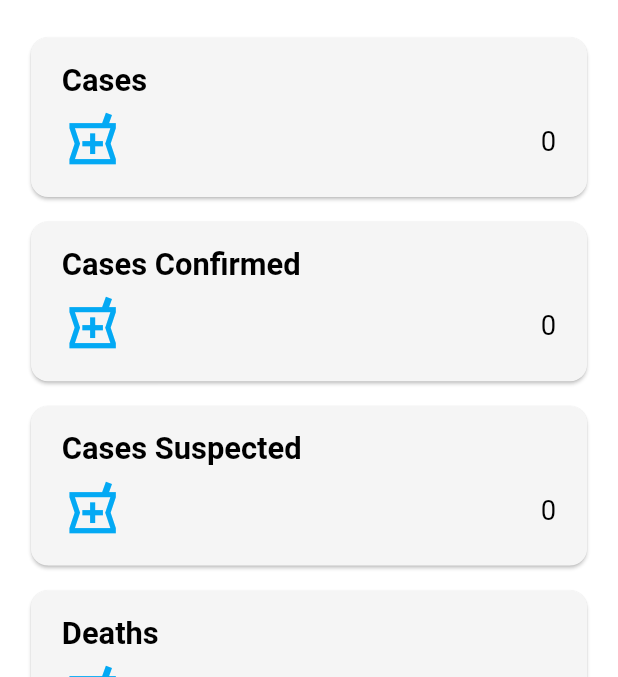
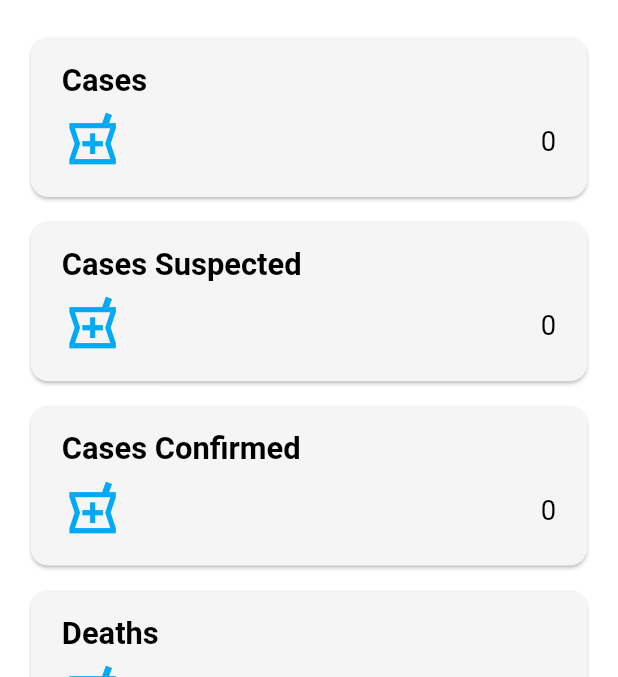
Before and after one commit to anibalventura/covid-19-tracker, a Flutter app: the screen it shows after launch, on a phone screen of 412 x 824 dp, the part 59-736 px from its top. Run offline on Flutter 3.47's test engine with Material 2 defaults, Android fonts, the light colour scheme and no system bars; our stand-ins replace flutter_screenutil, google_fonts; network calls fail.

Commit message:
- Add refresh indicator. - Refactor dashboard screen to use data repository. - Refactor data repository. - Refactor info card.

```diff
--- /dev/null
+++ b/lib/repositories/endpoints_data.dart
@@ -0,0 +1,12 @@
+import 'package:covid_19_app/services/api.dart';
+
+class EndpointsData {
+  EndpointsData({required this.values});
+  final Map<Endpoint, int> values;
+
+  int? get cases => values[Endpoint.cases];
+  int? get casesSuspected => values[Endpoint.casesSuspected];
+  int? get casesConfirmed => values[Endpoint.casesConfirmed];
+  int? get deaths => values[Endpoint.deaths];
+  int? get recovered => values[Endpoint.recovered];
+}
--- a/lib/screens/dashboard_screen.dart
+++ b/lib/screens/dashboard_screen.dart
@@ -1,6 +1,6 @@
 import 'package:covid_19_app/repositories/data_repository.dart';
+import 'package:covid_19_app/repositories/endpoints_data.dart';
 import 'package:covid_19_app/services/api.dart';
-import 'package:covid_19_app/services/api_services.dart';
 import 'package:covid_19_app/utils/localizations.dart';
 import 'package:covid_19_app/utils/utils.dart';
 import 'package:covid_19_app/widgets/info_card.dart';
@@ -15,50 +15,21 @@ class DashboardScreen extends StatefulWidget {
 }
 
 class _DashboardScreenState extends State<DashboardScreen> {
-  int? _cases;
-  int? _casesSuspected;
-  int? _casesConfirmed;
-  int? _deaths;
-  int? _recovered;
+  EndpointsData? _endpointsData;
+
+  Future<void> _updateData() async {
+    final dataRepository = Provider.of<DataRepository>(context, listen: false);
+    final endpointsData = await dataRepository.getAllEndpointsData();
+
+    setState(() {
+      _endpointsData = endpointsData;
+    });
+  }
 
   @override
   void initState() {
     super.initState();
-    _updateCases();
-  }
-
-  void _updateCases() async {
-    final apiService = APIService(API.sandbox());
-    final accessToken = await apiService.getAccessToken();
-
-    final cases = await apiService.getEndpointData(
-      accessToken: accessToken,
-      endpoint: Endpoint.cases,
-    );
-    final casesSuspected = await apiService.getEndpointData(
-      accessToken: accessToken,
-      endpoint: Endpoint.casesSuspected,
-    );
-    final casesConfirmed = await apiService.getEndpointData(
-      accessToken: accessToken,
-      endpoint: Endpoint.casesConfirmed,
-    );
-    final deaths = await apiService.getEndpointData(
-      accessToken: accessToken,
-      endpoint: Endpoint.deaths,
-    );
-    final recovered = await apiService.getEndpointData(
-      accessToken: accessToken,
-      endpoint: Endpoint.recovered,
-    );
-
-    setState(() {
-      _cases = cases;
-      _casesSuspected = casesSuspected;
-      _casesConfirmed = casesConfirmed;
-      _deaths = deaths;
-      _recovered = recovered;
-    });
+    _updateData();
   }
 
   @override
@@ -70,29 +41,21 @@ class _DashboardScreenState extends State<DashboardScreen> {
         ),
         body: SafeArea(
           child: Center(
-            child: ListView(
-              children: [
-                InfoCard(
-                  title: translate(context, AppText.cases),
-                  value: _cases ?? 0,
-                ),
-                InfoCard(
-                  title: translate(context, AppText.casesConfirmed),
-                  value: _casesSuspected ?? 0,
-                ),
-                InfoCard(
-                  title: translate(context, AppText.casesSuspected),
-                  value: _casesConfirmed ?? 0,
-                ),
-                InfoCard(
-                  title: translate(context, AppText.deaths),
-                  value: _deaths ?? 0,
-                ),
-                InfoCard(
-                  title: translate(context, AppText.recovered),
-                  value: _recovered ?? 0,
-                ),
-              ],
+            child: RefreshIndicator(
+              color: theme(context).primaryColor,
+              backgroundColor: theme(context).scaffoldBackgroundColor,
+              onRefresh: _updateData,
+              child: ListView(
+                children: [
+                  for (var endpoint in Endpoint.values)
+                    InfoCard(
+                      endpoint: endpoint,
+                      value: _endpointsData != null
+                          ? _endpointsData!.values[endpoint]
+                          : 0,
+                    ),
+                ],
+              ),
             ),
           ),
         ),
--- a/lib/utils/themes.dart
+++ b/lib/utils/themes.dart
@@ -77,7 +77,7 @@ class Themes {
   );
 
   // Final Theme.
-  static final ThemeData darkTheme = ThemeData(
+  static final ThemeData darkTheme = ThemeData.dark().copyWith(
     primaryColor: _primaryColorDark,
     appBarTheme: _appBarTheme,
     scaffoldBackgroundColor: _darkBackgroundColor,
@@ -87,6 +87,5 @@ class Themes {
       headline1: _darkHeadline1,
       bodyText1: _darkBodyText1,
     ),
-    fontFamily: _fontFamily,
   );
 }
--- a/lib/widgets/info_card.dart
+++ b/lib/widgets/info_card.dart
@@ -1,3 +1,5 @@
+import 'package:covid_19_app/services/api.dart';
+import 'package:covid_19_app/utils/localizations.dart';
 import 'package:covid_19_app/utils/utils.dart';
 import 'package:flutter/material.dart';
 import 'package:flutter_screenutil/flutter_screenutil.dart';
@@ -5,16 +7,24 @@ import 'package:intl/intl.dart';
 
 class InfoCard extends StatelessWidget {
   const InfoCard({
-    required this.title,
+    required this.endpoint,
     required this.value,
   });
 
-  final String? title;
+  final Endpoint? endpoint;
   final int? value;
 
   @override
   Widget build(BuildContext context) {
     final nf = NumberFormat('###,###');
+
+    final Map<Endpoint, String> _titles = {
+      Endpoint.cases: translate(context, AppText.cases),
+      Endpoint.casesSuspected: translate(context, AppText.casesSuspected),
+      Endpoint.casesConfirmed: translate(context, AppText.casesConfirmed),
+      Endpoint.deaths: translate(context, AppText.deaths),
+      Endpoint.recovered: translate(context, AppText.recovered),
+    };
 
     return Padding(
       padding: EdgeInsets.symmetric(vertical: 0.01.sh),
@@ -32,7 +42,7 @@ class InfoCard extends StatelessWidget {
             crossAxisAlignment: CrossAxisAlignment.start,
             children: [
               Text(
-                title!,
+                _titles[endpoint!]!,
                 style: theme(context).textTheme.headline1,
               ),
               SizedBox(height: 0.01.sh),
```
Also changed, not shown: lib/repositories/data_repository.dart (+45 -12 lines).
